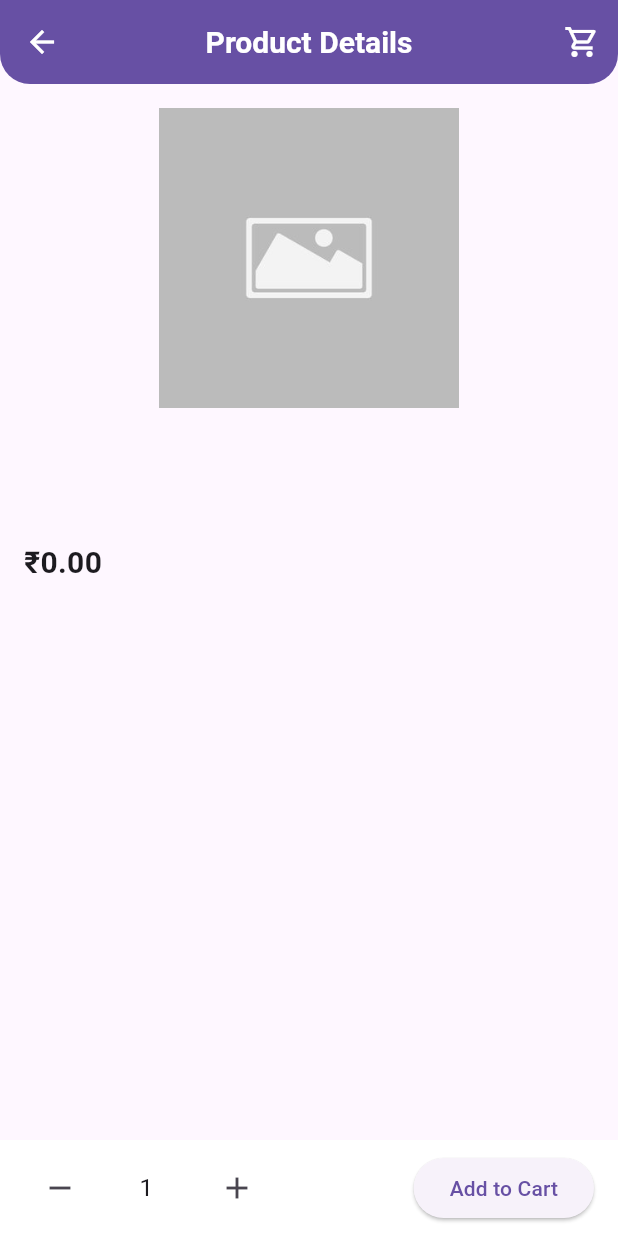
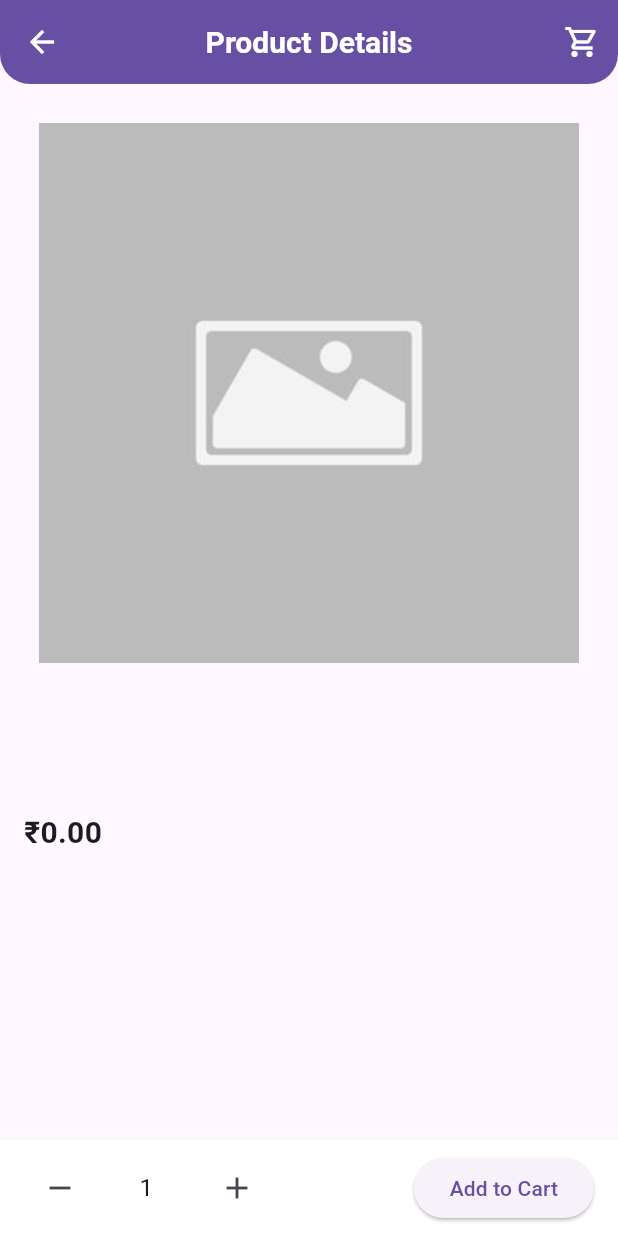
Before and after one commit to dkofficial24/sanitary_mart, a Flutter app: the ProductDetailPage screen opened directly with empty values, on a phone screen of 412 x 824 dp. Run offline on Flutter 3.47's test engine with Material 3 defaults, Android fonts, the phone set to English and light mode, and no system bars; our stand-ins replace cached_network_image, cloud_firestore, firebase_analytics, firebase_auth, firebase_core, firebase_crashlytics and 9 more; missing offline and left inert: molten_navigationbar_flutter; accounts and stored records are empty.

Commit message:
- enhance: increase product image size

```diff
--- a/lib/product/ui/screen/product_detail_screen.dart
+++ b/lib/product/ui/screen/product_detail_screen.dart
@@ -64,7 +64,7 @@ class ProductDetailPageState extends State<ProductDetailPage> {
                 crossAxisAlignment: CrossAxisAlignment.stretch,
                 children: [
                   SizedBox(
-                    height: 200.0,
+                    height: Get.width - 32,
                     child: ClipRRect(
                       borderRadius: BorderRadius.circular(8),
                       child: NetworkImageWidget(widget.product.image),
```
